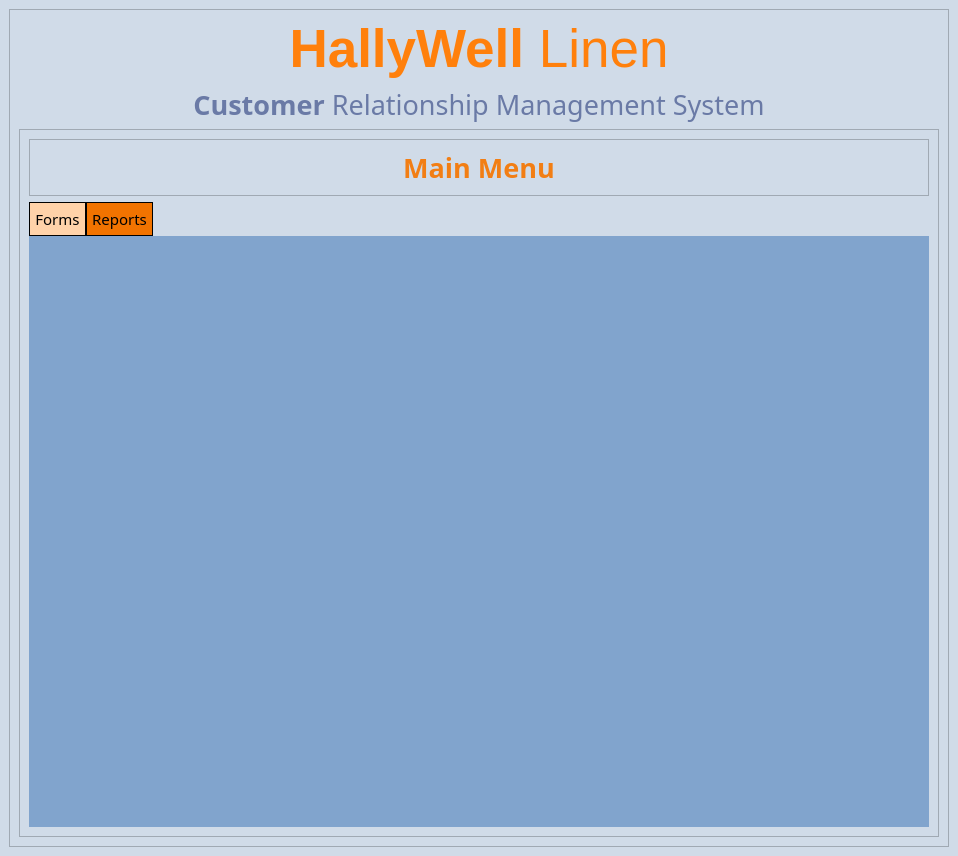
Old version of the form Hallywell CRMS v1/UI Files/mainscreen.ui in the repository apduong/CIS-3365.
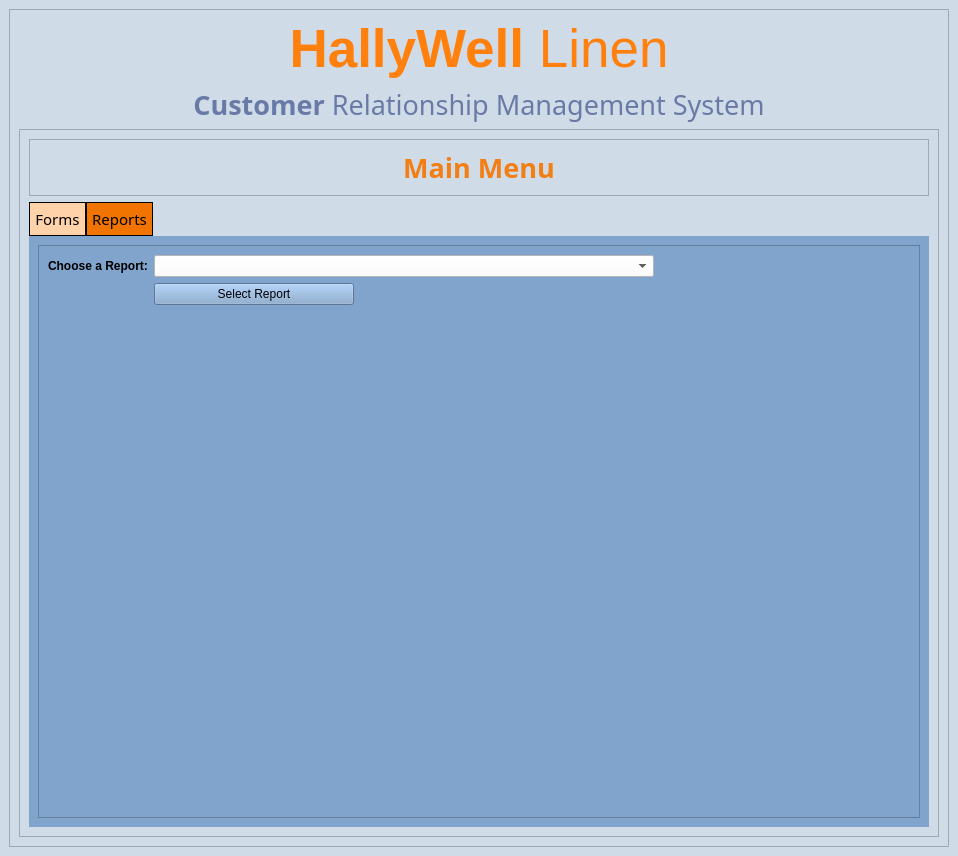
New version of the form. The open tabs and pages were chosen to show the change. Icons and pictures are not drawn.

Commit message: Adding reports to main screen

Diff of the .ui file:
```diff
--- a/Hallywell CRMS v1/UI Files/mainscreen.ui
+++ b/Hallywell CRMS v1/UI Files/mainscreen.ui
@@ -2316,7 +2316,62 @@
              <attribute name="title">
               <string>Reports</string>
              </attribute>
-             <layout class="QVBoxLayout" name="verticalLayout_3"/>
+             <layout class="QVBoxLayout" name="verticalLayout_3">
+              <item>
+               <widget class="QFrame" name="frame_14">
+                <property name="frameShape">
+                 <enum>QFrame::StyledPanel</enum>
+                </property>
+                <property name="frameShadow">
+                 <enum>QFrame::Raised</enum>
+                </property>
+                <layout class="QFormLayout" name="formLayout">
+                 <item row="0" column="0">
+                  <widget class="QLabel" name="label_25">
+                   <property name="styleSheet">
+                    <string notr="true">QLabel{color:black}</string>
+                   </property>
+                   <property name="text">
+                    <string>Choose a Report:</string>
+                   </property>
+                  </widget>
+                 </item>
+                 <item row="0" column="1">
+                  <widget class="QComboBox" name="comboBox_Report">
+                   <property name="maximumSize">
+                    <size>
+                     <width>500</width>
+                     <height>16777215</height>
+                    </size>
+                   </property>
+                   <property name="styleSheet">
+                    <string notr="true">background:white;</string>
+                   </property>
+                  </widget>
+                 </item>
+                 <item row="1" column="1">
+                  <widget class="QPushButton" name="pushButton_SelectReport">
+                   <property name="minimumSize">
+                    <size>
+                     <width>200</width>
+                     <height>0</height>
+                    </size>
+                   </property>
+                   <property name="maximumSize">
+                    <size>
+                     <width>200</width>
+                     <height>16777215</height>
+                    </size>
+                   </property>
+                   <property name="text">
+                    <string>Select Report</string>
+                   </property>
+                  </widget>
+                 </item>
+                </layout>
+               </widget>
+              </item>
+             </layout>
             </widget>
            </widget>
           </item>
```
Left out of the diff: 2 changed lines with no effect on the pictures. The commit also changes 1 other file.
